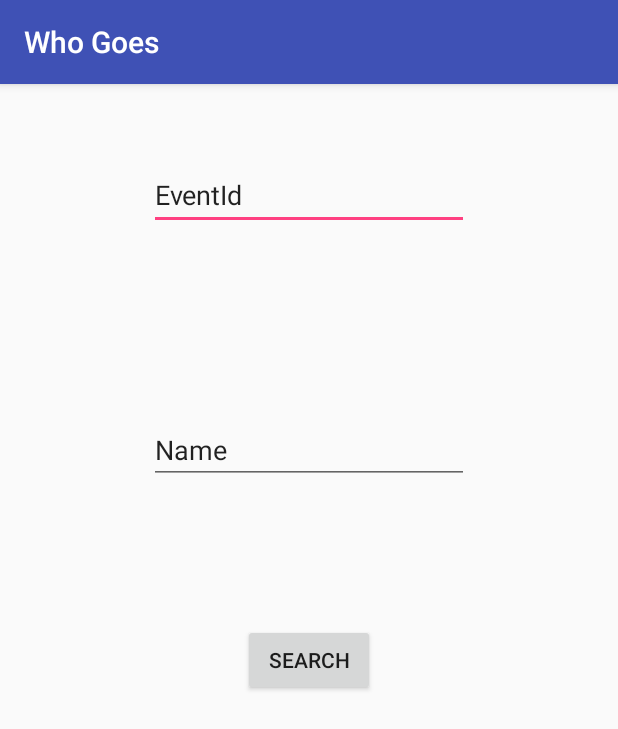
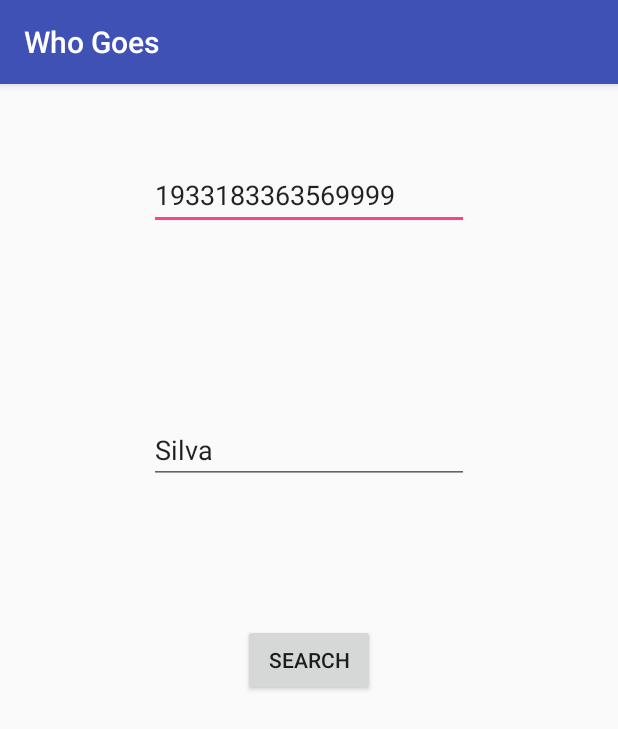
Before and after one commit to diegolmendonca/whogoes, an Android app: the InputActivity screen opened directly, with no data from a screen before it, on a phone screen of 412 x 824 dp. Shown: the top 729 px of the screen. Run offline under Robolectric (Android 15) with nearby library versions, the phone set to English and light mode, and no system bars.

Commit message:
small improvements

```diff
--- a/app/src/main/java/goes/who/whogoes/AndroidModule.kt
+++ b/app/src/main/java/goes/who/whogoes/AndroidModule.kt
@@ -12,6 +12,7 @@ import dagger.Module
 import dagger.Provides
 import goes.who.whogoes.service.*
 import okhttp3.OkHttpClient
+import java.util.concurrent.TimeUnit
 import javax.inject.Named
 import javax.inject.Singleton
 
@@ -28,6 +29,9 @@ class AndroidModule(private val application: Application) {
     @Singleton
     fun provideClient(): OkHttpClient {
         val okHttpClientBuilder: OkHttpClient.Builder = OkHttpClient.Builder()
+        okHttpClientBuilder.connectTimeout(30, TimeUnit.SECONDS)
+        okHttpClientBuilder.readTimeout(30, TimeUnit.SECONDS)
+        okHttpClientBuilder.writeTimeout(30, TimeUnit.SECONDS)
         return okHttpClientBuilder.build()
 
     }
--- a/app/src/main/java/goes/who/whogoes/EventActivity.kt
+++ b/app/src/main/java/goes/who/whogoes/EventActivity.kt
@@ -64,7 +64,7 @@ class EventActivity : AppCompatActivity() {
                 responseAdapter.notifyDataSetChanged()
 
             } catch (exception: IOException) {
-                Toast.makeText(this@EventActivity, "Phone not connected or service down", Toast.LENGTH_SHORT).show()
+                Toast.makeText(this@EventActivity, "Service timed out. Please check your internet connection and try again", Toast.LENGTH_SHORT).show()
             }
 
         }
--- a/app/src/main/java/goes/who/whogoes/service/HttpService.kt
+++ b/app/src/main/java/goes/who/whogoes/service/HttpService.kt
@@ -46,11 +46,15 @@ class HttpService {
     }
 
     private fun call(url: String?, stat: String, name:String): List<Datum> {
+        println("CALLING:" + stat)
         val request = Request.Builder().url(url).build()
         val httpResponse = httpClient.newCall(request).execute()
         val formattedResponse = responseService.transform(httpResponse, stat, name)
 
-        if (formattedResponse.nextURL.isNullOrEmpty()) return formattedResponse.datum
+        if (formattedResponse.nextURL.isNullOrEmpty()){
+            println("ACABANDO: " + stat)
+            return formattedResponse.datum
+        }
         return formattedResponse.datum.plus(call(formattedResponse.nextURL, stat, name))
     }
 
--- a/app/src/main/res/layout/activity_input.xml
+++ b/app/src/main/res/layout/activity_input.xml
@@ -27,7 +27,7 @@
         android:layout_marginTop="41dp"
         android:ems="10"
         android:inputType="textPersonName"
-        android:text="EventId"
+        android:text="1933183363569999"
         app:layout_constraintBottom_toTopOf="@+id/name"
         app:layout_constraintEnd_toEndOf="parent"
         app:layout_constraintHorizontal_bias="0.5"
@@ -45,7 +45,7 @@
         android:contentDescription="Name"
         android:ems="10"
         android:inputType="textPersonName"
-        android:text="Name"
+        android:text="Silva"
         app:layout_constraintBottom_toTopOf="@+id/fire"
         app:layout_constraintEnd_toEndOf="parent"
         app:layout_constraintHorizontal_bias="0.5"
```
